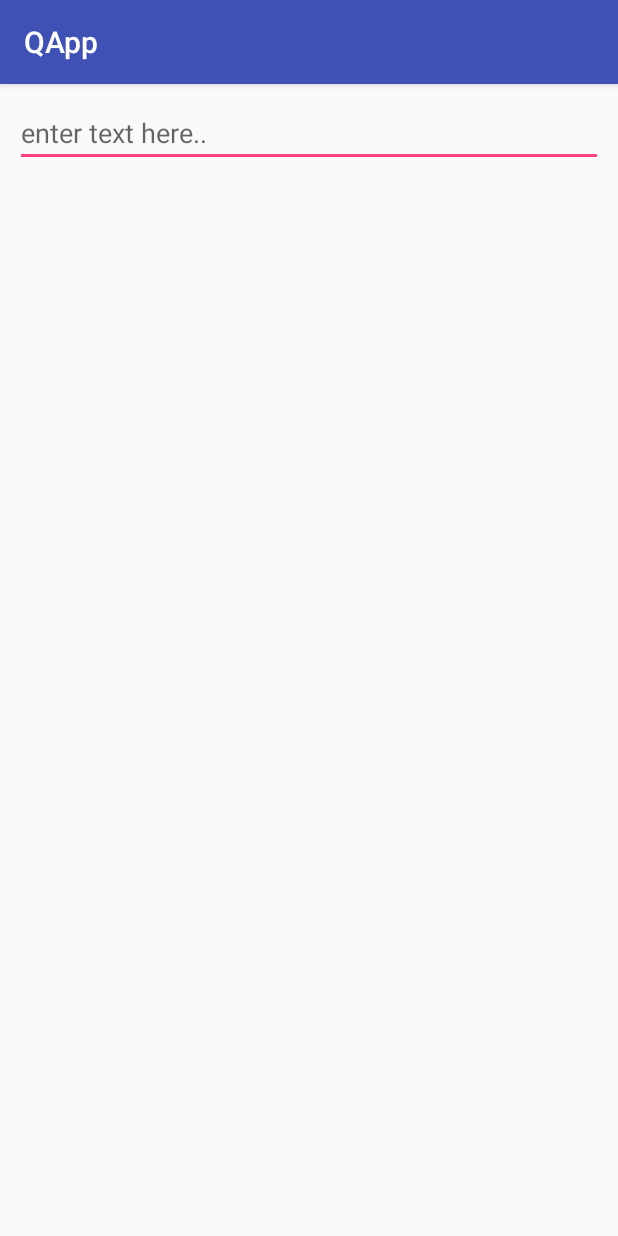
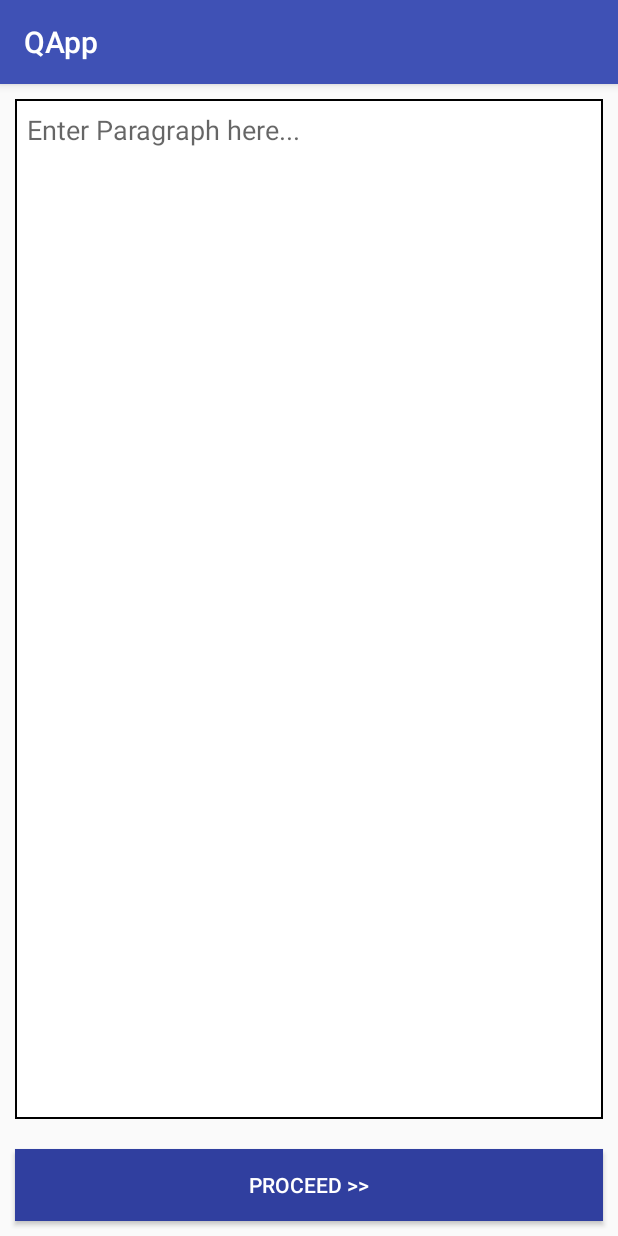
Before and after one commit to jainkuniya/Question-Generator, an Android app: the screen it shows after launch (MainActivity), on a phone screen of 412 x 824 dp. Run offline under Robolectric (Android 15) with nearby library versions, the phone set to English and light mode, and no system bars.

Commit message:
QApp: Create paragraph upload UI.

```diff
--- a/QApp/app/src/main/java/com/example/user/qapp/MainActivity.java
+++ b/QApp/app/src/main/java/com/example/user/qapp/MainActivity.java
@@ -1,13 +1,35 @@
 package com.example.user.qapp;
 
+import android.os.Bundle;
 import android.support.v7.app.AppCompatActivity;
-import android.os.Bundle;
+import android.view.View;
+import android.widget.Button;
+import android.widget.EditText;
+import android.widget.Toast;
 
-public class MainActivity extends AppCompatActivity {
+public class MainActivity extends AppCompatActivity implements View.OnClickListener {
+    Button proceed;
+    EditText copyText;
+    String copiedText;
 
     @Override
     protected void onCreate(Bundle savedInstanceState) {
         super.onCreate(savedInstanceState);
         setContentView(R.layout.activity_main);
+        proceed=(Button)findViewById(R.id.bt_proceed);
+        copyText=(EditText)findViewById(R.id.et_copy_text);
+
+
+    }
+
+    @Override
+    public void onClick(View view) {
+        if(view.getId()==R.id.bt_proceed){
+            copiedText=copyText.getText().toString();
+            if(copiedText!=null){
+                Toast.makeText(this, "ohk", Toast.LENGTH_SHORT).show();
+            }
+        }
+
     }
 }
--- /dev/null
+++ b/QApp/app/src/main/res/drawable/rectangle.xml
@@ -0,0 +1,5 @@
+<?xml version="1.0" encoding="utf-8"?>
+<shape xmlns:android="http://schemas.android.com/apk/res/android" android:shape="rectangle" >
+    <solid android:color="@android:color/white" />
+    <stroke android:width="1dip" android:color="#000000"/>
+</shape>
--- a/QApp/app/src/main/res/layout/activity_main.xml
+++ b/QApp/app/src/main/res/layout/activity_main.xml
@@ -1,5 +1,5 @@
 <?xml version="1.0" encoding="utf-8"?>
-<LinearLayout xmlns:android="http://schemas.android.com/apk/res/android"
+<RelativeLayout xmlns:android="http://schemas.android.com/apk/res/android"
     xmlns:app="http://schemas.android.com/apk/res-auto"
     xmlns:tools="http://schemas.android.com/tools"
     android:layout_width="match_parent"
@@ -8,13 +8,25 @@
 
     <EditText
         android:id="@+id/et_copy_text"
+        android:layout_width="match_parent"
+        android:layout_height="match_parent"
+        android:layout_above="@id/bt_proceed"
+        android:layout_alignParentTop="true"
         android:layout_margin="10dp"
+        android:background="@drawable/rectangle"
+        android:gravity="top"
+        android:hint="Enter Paragraph here..."
+        android:inputType="text"
+        android:padding="8dp" />
+
+    <Button
+        android:id="@+id/bt_proceed"
         android:layout_width="match_parent"
         android:layout_height="wrap_content"
-        android:hint="enter text here.."
-        app:layout_constraintBottom_toBottomOf="parent"
-        app:layout_constraintLeft_toLeftOf="parent"
-        app:layout_constraintRight_toRightOf="parent"
-        app:layout_constraintTop_toTopOf="parent" />
+        android:layout_alignParentBottom="true"
+        android:layout_margin="10dp"
+        android:background="@color/colorPrimaryDark"
+        android:text="Proceed >>"
+        android:textColor="#FFFFFF" />
 
-</LinearLayout>
+</RelativeLayout>
```
